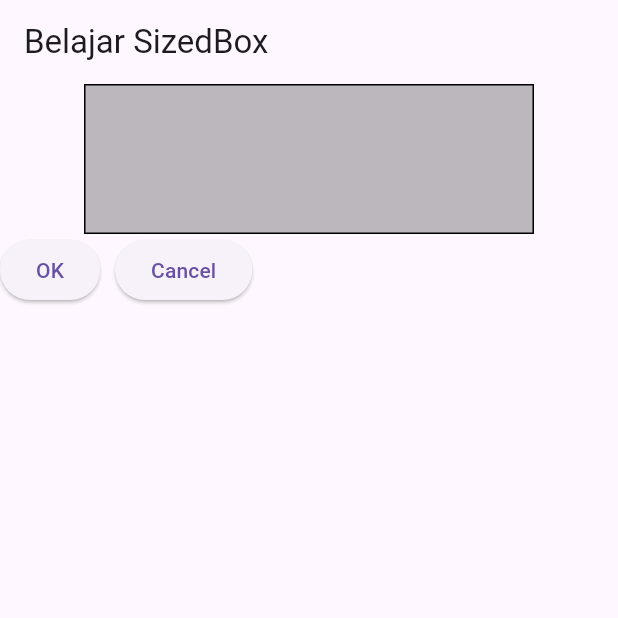
After one commit to Miftakun/Flutter_Project_HK, a Flutter app: the screen it shows after launch, on a phone screen of 412 x 824 dp, the top half of it. The commit adds this screen. Run offline on Flutter 3.47's test engine with Material 3 defaults, Android fonts, the phone set to English and light mode, and no system bars.

Commit message:
Add SampleSizedBox widget and update MyApp to use SampleSizedBox as home

```diff
--- a/lib/flutter_widget_ui/lib/main.dart
+++ b/lib/flutter_widget_ui/lib/main.dart
@@ -1,5 +1,6 @@
 import 'package:flutter/material.dart';
 import 'package:flutter_widget_ui/widgets/sample_card.dart';
+import 'package:flutter_widget_ui/widgets/sample_sizedbox.dart';
 
 void main() {
   runApp(const MyApp());
@@ -14,7 +15,7 @@ class MyApp extends StatelessWidget {
     return MaterialApp(
       title: 'Flutter Demo',
       theme: ThemeData(primarySwatch: Colors.blue),
-      home: const SampleCard(),
+      home: const SampleSizedBox(),
     );
   }
 }
--- /dev/null
+++ b/lib/flutter_widget_ui/lib/widgets/sample_sizedbox.dart
@@ -0,0 +1,32 @@
+import 'package:flutter/material.dart';
+
+class SampleSizedBox extends StatelessWidget {
+  const SampleSizedBox({super.key});
+
+  @override
+  Widget build(BuildContext context) {
+    return Scaffold(
+      appBar: AppBar(title: const Text('Belajar SizedBox')),
+      body: Column(
+        children: [
+          SizedBox(height: 100, width: 300, child: _sampleBox()),
+          Row(
+            children: [
+              ElevatedButton(onPressed: () {}, child: const Text('OK')),
+              const SizedBox(width: 10),
+              ElevatedButton(onPressed: () {}, child: const Text('Cancel')),
+            ],
+          ),
+        ],
+      ),
+    );
+  }
+}
+
+Widget _sampleBox() {
+  return Container(
+    width: 50,
+    height: 50,
+    decoration: BoxDecoration(border: Border.all(), color: Colors.black26),
+  );
+}
```
